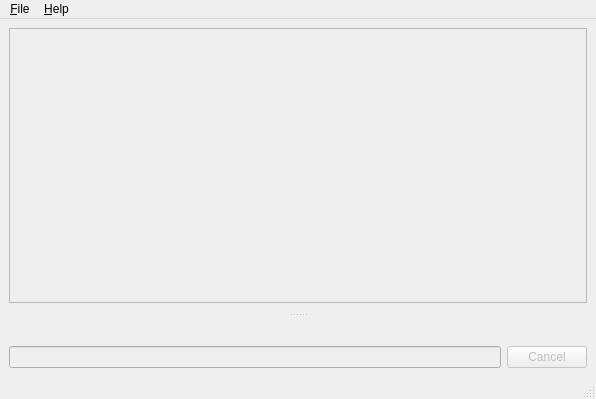
First picture: the form in ui/main.ui, repository ahitrin/SiebenApp, before the edit.
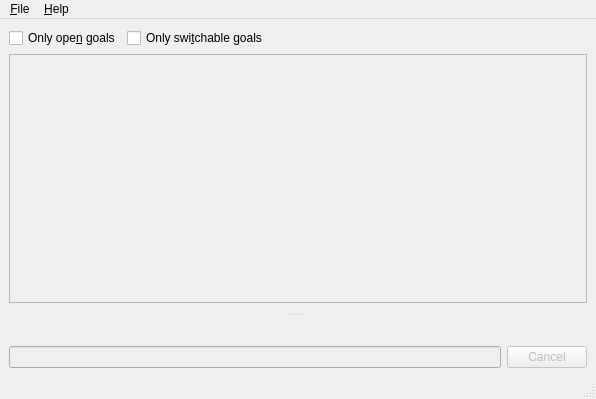
Second picture: the form after the edit.

Commit message: Show (but not use yet) toggles for switchable/open views #67

Diff of the .ui file:
```diff
--- a/ui/main.ui
+++ b/ui/main.ui
@@ -15,7 +15,7 @@
   </property>
   <widget class="QWidget" name="centralwidget">
    <layout class="QGridLayout" name="gridLayout">
-    <item row="0" column="0">
+    <item row="3" column="0">
      <widget class="QScrollArea" name="scrollArea">
       <property name="widgetResizable">
        <bool>true</bool>
@@ -26,7 +26,7 @@
          <x>0</x>
          <y>0</y>
          <width>580</width>
-         <height>249</height>
+         <height>211</height>
         </rect>
        </property>
        <layout class="QGridLayout" name="gridLayout_2">
@@ -50,6 +50,40 @@
       </widget>
      </widget>
     </item>
+    <item row="1" column="0">
+     <layout class="QVBoxLayout" name="verticalLayout"/>
+    </item>
+    <item row="0" column="0">
+     <layout class="QHBoxLayout" name="horizontalLayout">
+      <item>
+       <widget class="QCheckBox" name="toggleOpen">
+        <property name="text">
+         <string>Only ope&amp;n goals</string>
+        </property>
+       </widget>
+      </item>
+      <item>
+       <widget class="QCheckBox" name="toggleSwitchable">
+        <property name="text">
+         <string>Only swi&amp;tchable goals</string>
+        </property>
+       </widget>
+      </item>
+      <item>
+       <spacer name="horizontalSpacer">
+        <property name="orientation">
+         <enum>Qt::Horizontal</enum>
+        </property>
+        <property name="sizeHint" stdset="0">
+         <size>
+          <width>40</width>
+          <height>20</height>
+         </size>
+        </property>
+       </spacer>
+      </item>
+     </layout>
+    </item>
    </layout>
   </widget>
   <widget class="QMenuBar" name="menubar">
```
